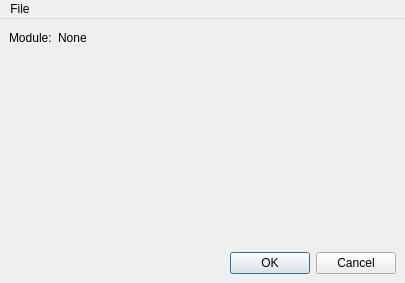
Before: the Qt Designer form Manager/modulesettings.ui in Frozen-Team/CBDM-Shell, drawn with Qt 5.
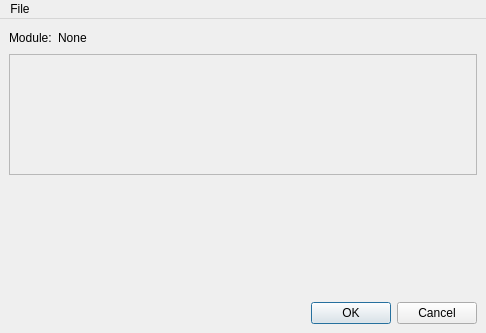
After: the same form once the commit is applied.

Commit message: Added QScrolArea to ModulesSettings dialog. Added styles for QScrollArea and QWidget.

Diff of the .ui file:
```diff
--- a/Manager/modulesettings.ui
+++ b/Manager/modulesettings.ui
@@ -6,8 +6,8 @@
    <rect>
     <x>0</x>
     <y>0</y>
-    <width>405</width>
-    <height>283</height>
+    <width>486</width>
+    <height>333</height>
    </rect>
   </property>
   <property name="windowTitle">
@@ -47,7 +47,30 @@
      </layout>
     </item>
     <item>
-     <layout class="QVBoxLayout" name="verticalLayout"/>
+     <widget class="QScrollArea" name="scrollArea">
+      <property name="widgetResizable">
+       <bool>true</bool>
+      </property>
+      <widget class="QWidget" name="scrollAreaWidgetContents">
+       <property name="geometry">
+        <rect>
+         <x>0</x>
+         <y>0</y>
+         <width>466</width>
+         <height>114</height>
+        </rect>
+       </property>
+       <layout class="QVBoxLayout" name="verticalLayout_3">
+        <item>
+         <layout class="QVBoxLayout" name="verticalLayout">
+          <property name="spacing">
+           <number>0</number>
+          </property>
+         </layout>
+        </item>
+       </layout>
+      </widget>
+     </widget>
     </item>
     <item>
      <spacer name="verticalSpacer">
@@ -103,8 +126,8 @@
     <rect>
      <x>0</x>
      <y>0</y>
-     <width>405</width>
-     <height>21</height>
+     <width>486</width>
+     <height>20</height>
     </rect>
    </property>
    <widget class="QMenu" name="menuFile">
```
The commit also changes 4 other files.
